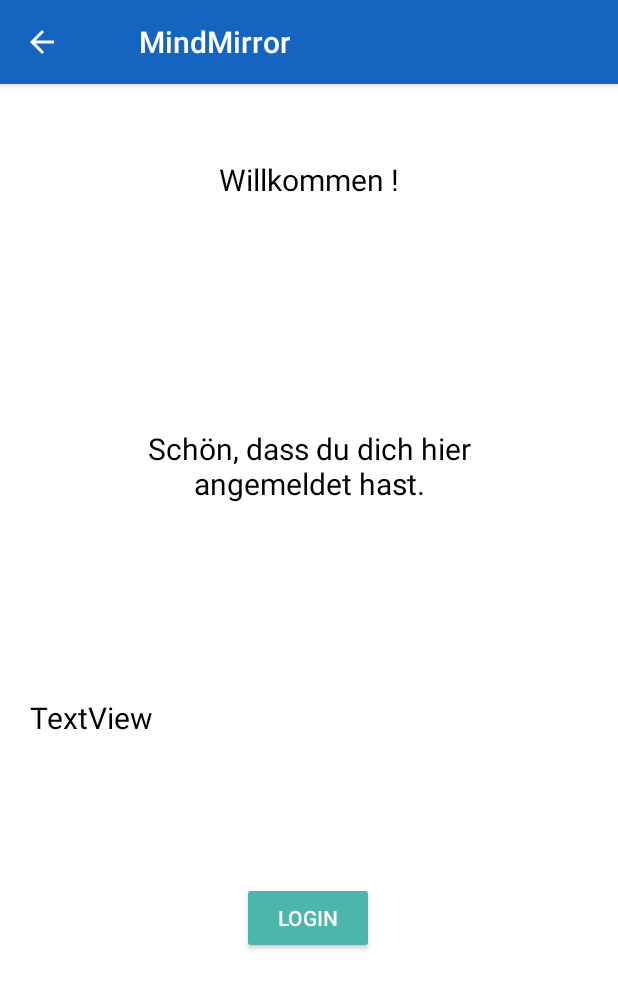
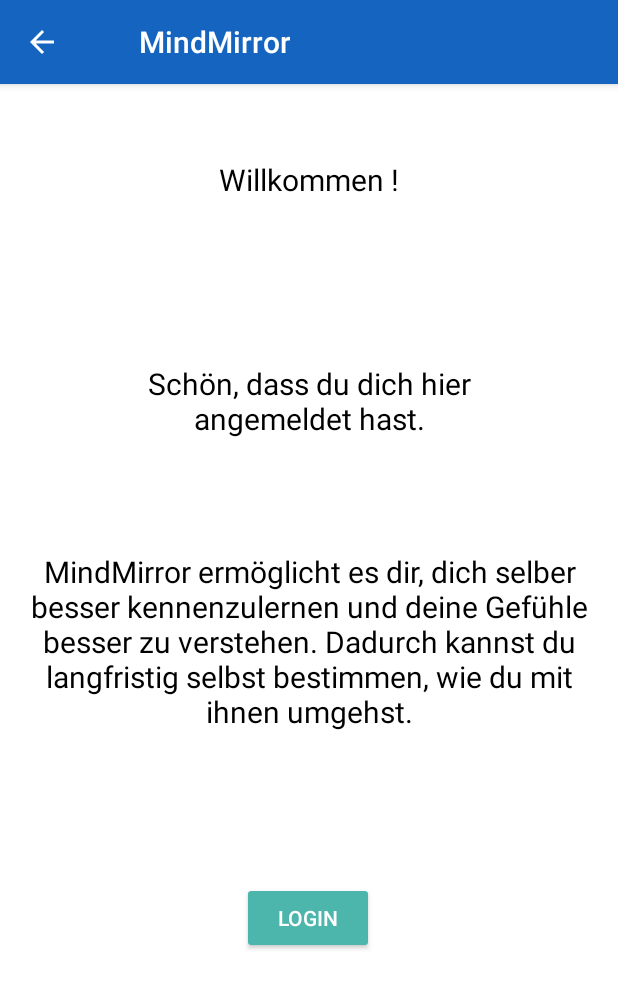
Before and after one commit to LauraGroettrup/MindMirror, an Android app: the RegistrationConfirmation screen opened directly, with no data from a screen before it, on a phone screen of 412 x 824 dp. Shown: the top 988 px of the screen. Run offline under Robolectric (Android 15) with nearby library versions, the phone set to English and light mode, and no system bars.

Commit message:
fixed textfield bug and added new readme

```diff
--- a/app/src/main/res/layout/registration_confirmation.xml
+++ b/app/src/main/res/layout/registration_confirmation.xml
@@ -45,9 +45,10 @@
         android:id="@+id/lblRegistrationDescription"
         android:layout_width="wrap_content"
         android:layout_height="wrap_content"
-        android:layout_marginBottom="96dp"
-        android:text="TextView"
+        android:layout_marginBottom="100dp"
+        android:text="@string/registration_description"
         app:layout_constraintBottom_toTopOf="@+id/btnToLogin"
-        tools:layout_editor_absoluteX="0dp"
+        app:layout_constraintEnd_toEndOf="parent"
+        app:layout_constraintStart_toStartOf="parent"
         tools:text="@string/registration_description" />
 </androidx.constraintlayout.widget.ConstraintLayout>
--- a/app/src/main/res/layout/row.xml
+++ b/app/src/main/res/layout/row.xml
@@ -7,15 +7,15 @@
     android:id = "@+id/row">
 
 
-
     <TextView
         android:id="@+id/tVItem"
         android:layout_width="wrap_content"
         android:layout_height="wrap_content"
+        android:layout_margin="5dp"
         android:text="Item 1"
-        android:textStyle="bold"
+        android:textAlignment="viewStart"
         android:textSize="20sp"
-        android:layout_margin="5dp"/>
+        android:textStyle="bold" />
 
 
 </LinearLayout>
--- a/app/src/main/res/values/strings.xml
+++ b/app/src/main/res/values/strings.xml
@@ -8,7 +8,7 @@
     <string name="enter_name">Wie möchtest du angesprochen werden?</string>
     <string name="register">Registrieren</string>
     <string name="welcome">Willkommen %1$s!</string>
-    <string name="registration_description">Schön, dass du dich hier angemeldet hast. \nMindMirror ermöglicht es dir, dich selber besser kennenzulernen und deine Gefühle besser zu verstehen. Dadurch kannst du langfristig selbst bestimmen, wie du mit ihnen umgehst.</string>
+    <string name="registration_description">MindMirror ermöglicht es dir, dich selber besser kennenzulernen und deine Gefühle besser zu verstehen. Dadurch kannst du langfristig selbst bestimmen, wie du mit ihnen umgehst.</string>
     <string name="login">Login</string>
     <string name="login_name_or_email">Bitte gebe deinen Username oder deine Email an:</string>
     <string name="login_password">Bitte gebe dein Passwort ein:</string>
```
